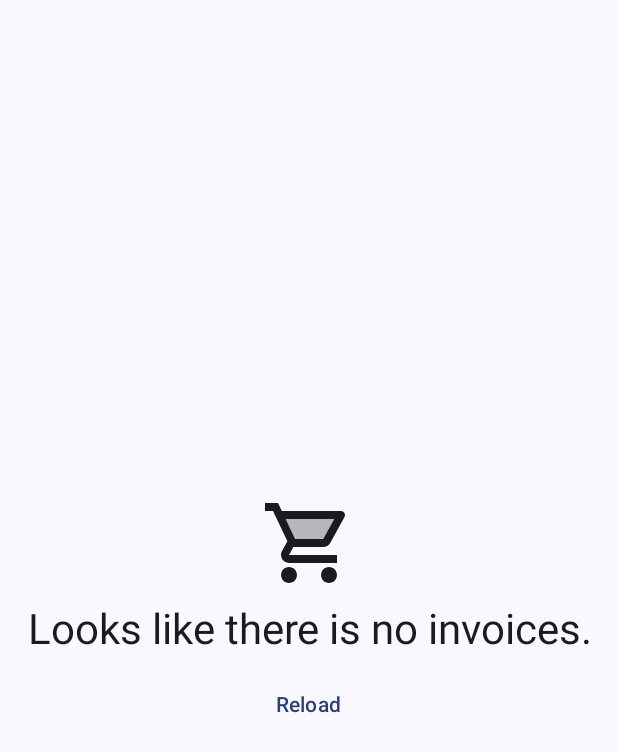
After one commit to jacky-tay/xero-invoices-demo, an Android app built with Jetpack Compose: the composable InvoiceEmptyScreen shown on its own in the app's theme, on a phone screen of 412 x 824 dp. The commit adds this screen. Shown: the top 752 px of the screen. Run offline under Robolectric (Android 15) with nearby library versions, the phone set to English and light mode, and no system bars.

Commit message:
Add invoice empty state

```diff
--- /dev/null
+++ b/app/src/main/java/com/jkytay/xero/ui/InvoiceEmptyScreen.kt
@@ -0,0 +1,49 @@
+package com.jkytay.xero.ui
+
+import androidx.compose.foundation.layout.size
+import androidx.compose.material.icons.Icons
+import androidx.compose.material.icons.twotone.ShoppingCart
+import androidx.compose.material3.Icon
+import androidx.compose.material3.Text
+import androidx.compose.material3.TextButton
+import androidx.compose.runtime.Composable
+import androidx.compose.ui.Modifier
+import androidx.compose.ui.res.stringResource
+import androidx.compose.ui.unit.dp
+import com.jkytay.xero.R
+import com.jkytay.xero.ui.theme.ThemePreviews
+import com.jkytay.xero.ui.theme.XeroInvoicesTheme
+import com.jkytay.xero.ui.util.Template
+
+@Composable
+fun InvoiceEmptyScreen(
+    modifier: Modifier = Modifier,
+    onReload: () -> Unit
+) {
+    Template(
+        iconContent = {
+            Icon(
+                imageVector = Icons.TwoTone.ShoppingCart,
+                contentDescription = stringResource(R.string.invoice_empty_icon_content_description),
+                modifier = Modifier.size(64.dp),
+            )
+        },
+        headerContent = {
+            Text(text = stringResource(R.string.invoice_empty_message))
+        },
+        secondaryContent = {
+            TextButton(onClick = onReload) {
+                Text(stringResource(R.string.invoice_empty_reload))
+            }
+        },
+        modifier = modifier
+    )
+}
+
+@ThemePreviews
+@Composable
+private fun InvoiceEmptyScreenPreview() {
+    XeroInvoicesTheme {
+        InvoiceEmptyScreen(onReload = {})
+    }
+}
--- a/app/src/main/res/values/strings.xml
+++ b/app/src/main/res/values/strings.xml
@@ -7,4 +7,12 @@
     <string name="invoice_error_retry">Retry</string>
     <!--  Content description for error icon  -->
     <string name="invoice_error_icon_content_description">Error</string>
+
+    <!--  Message to display when fetch invoice return empty  -->
+    <string name="invoice_empty_message">Looks like there is no invoices.</string>
+    <!--  Title for Reload button when fetch invoice is empty  -->
+    <string name="invoice_empty_reload">Reload</string>
+    <!--  Content description for error icon  -->
+    <string name="invoice_empty_icon_content_description">Empty</string>
+
 </resources>
```
